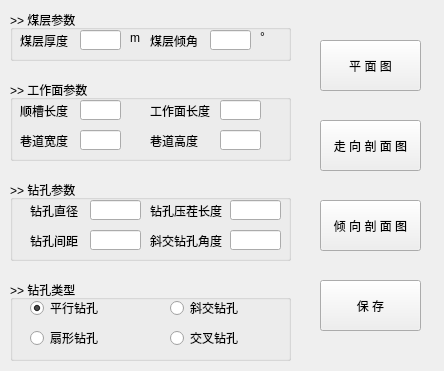
Qt form python/cbm/uifiles/gas_design_p2_3_dlg.ui (wyrover/cbm) before a commit.
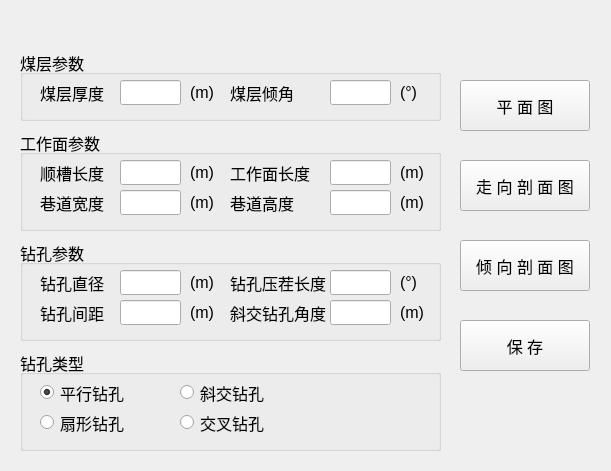
The same form after that commit. Icons and pictures are not drawn.

```diff
--- a/python/cbm/uifiles/gas_design_p2_3_dlg.ui
+++ b/python/cbm/uifiles/gas_design_p2_3_dlg.ui
@@ -6,8 +6,8 @@
    <rect>
     <x>0</x>
     <y>0</y>
-    <width>444</width>
-    <height>371</height>
+    <width>611</width>
+    <height>471</height>
    </rect>
   </property>
   <property name="windowTitle">
@@ -17,76 +17,301 @@
    <iconset resource="../usecad.qrc">
     <normaloff>:/images/cbm.ico</normaloff>:/images/cbm.ico</iconset>
   </property>
-  <widget class="QPushButton" name="dip_graph">
+  <widget class="QWidget" name="widget_main" native="true">
    <property name="geometry">
     <rect>
-     <x>320</x>
-     <y>200</y>
-     <width>101</width>
+     <x>0</x>
+     <y>30</y>
+     <width>611</width>
+     <height>441</height>
+    </rect>
+   </property>
+   <widget class="QPushButton" name="plane_graph">
+    <property name="geometry">
+     <rect>
+      <x>460</x>
+      <y>50</y>
+      <width>130</width>
      <height>51</height>
     </rect>
    </property>
+    <property name="font">
+     <font>
+      <pointsize>12</pointsize>
+     </font>
+    </property>
    <property name="text">
-    <string>倾 向 剖 面 图</string>
-   </property>
-  </widget>
-  <widget class="QPushButton" name="save">
+     <string>平 面 图</string>
+    </property>
+   </widget>
+   <widget class="QGroupBox" name="groupBox_3">
    <property name="geometry">
     <rect>
-     <x>320</x>
-     <y>280</y>
-     <width>101</width>
-     <height>51</height>
-    </rect>
-   </property>
+      <x>20</x>
+      <y>210</y>
+      <width>421</width>
+      <height>101</height>
+     </rect>
+    </property>
+    <property name="font">
+     <font>
+      <pointsize>12</pointsize>
+     </font>
+    </property>
+    <property name="title">
+     <string>钻孔参数</string>
+    </property>
+    <widget class="QLineEdit" name="pore_gap">
+     <property name="geometry">
+      <rect>
+       <x>100</x>
+       <y>60</y>
+       <width>61</width>
+       <height>25</height>
+      </rect>
+     </property>
+     <property name="font">
+      <font>
+       <pointsize>12</pointsize>
+      </font>
+     </property>
+    </widget>
+    <widget class="QLabel" name="label_15">
+     <property name="geometry">
+      <rect>
+       <x>20</x>
+       <y>60</y>
+       <width>81</width>
+       <height>25</height>
+      </rect>
+     </property>
+     <property name="font">
+      <font>
+       <pointsize>12</pointsize>
+      </font>
+     </property>
    <property name="text">
-    <string>保 存</string>
-   </property>
-  </widget>
-  <widget class="QPushButton" name="head_graph">
+      <string>钻孔间距</string>
+     </property>
+    </widget>
+    <widget class="QLineEdit" name="dp">
    <property name="geometry">
     <rect>
-     <x>320</x>
-     <y>120</y>
+       <x>100</x>
+       <y>30</y>
+       <width>61</width>
+       <height>25</height>
+      </rect>
+     </property>
+     <property name="font">
+      <font>
+       <pointsize>12</pointsize>
+      </font>
+     </property>
+    </widget>
+    <widget class="QLabel" name="label_17">
+     <property name="geometry">
+      <rect>
+       <x>20</x>
+       <y>30</y>
+       <width>81</width>
+       <height>25</height>
+      </rect>
+     </property>
+     <property name="font">
+      <font>
+       <pointsize>12</pointsize>
+      </font>
+     </property>
+     <property name="text">
+      <string>钻孔直径</string>
+     </property>
+    </widget>
+    <widget class="QLabel" name="label_21">
+     <property name="geometry">
+      <rect>
+       <x>210</x>
+       <y>60</y>
      <width>101</width>
-     <height>51</height>
-    </rect>
-   </property>
+       <height>25</height>
+      </rect>
+     </property>
+     <property name="font">
+      <font>
+       <pointsize>12</pointsize>
+      </font>
+     </property>
    <property name="text">
-    <string>走 向 剖 面 图</string>
-   </property>
+      <string>斜交钻孔角度</string>
+     </property>
+    </widget>
+    <widget class="QLineEdit" name="pore_angle">
+     <property name="geometry">
+      <rect>
+       <x>310</x>
+       <y>60</y>
+       <width>61</width>
+       <height>25</height>
+      </rect>
+     </property>
+     <property name="font">
+      <font>
+       <pointsize>12</pointsize>
+      </font>
+     </property>
+    </widget>
+    <widget class="QLabel" name="label_22">
+     <property name="geometry">
+      <rect>
+       <x>210</x>
+       <y>30</y>
+       <width>111</width>
+       <height>25</height>
+      </rect>
+     </property>
+     <property name="font">
+      <font>
+       <pointsize>12</pointsize>
+      </font>
+     </property>
+     <property name="text">
+      <string>钻孔压茬长度</string>
+     </property>
+    </widget>
+    <widget class="QLineEdit" name="pore_stubble">
+     <property name="geometry">
+      <rect>
+       <x>310</x>
+       <y>30</y>
+       <width>61</width>
+       <height>25</height>
+      </rect>
+     </property>
+     <property name="font">
+      <font>
+       <pointsize>12</pointsize>
+      </font>
+     </property>
+    </widget>
+    <widget class="QLabel" name="label_19">
+     <property name="geometry">
+      <rect>
+       <x>380</x>
+       <y>30</y>
+       <width>31</width>
+       <height>25</height>
+      </rect>
+     </property>
+     <property name="font">
+      <font>
+       <pointsize>12</pointsize>
+      </font>
+     </property>
+     <property name="text">
+      <string>&lt;html&gt;&lt;head/&gt;&lt;body&gt;&lt;p&gt;(°)&lt;/p&gt;&lt;/body&gt;&lt;/html&gt;</string>
+     </property>
+    </widget>
+    <widget class="QLabel" name="label_18">
+     <property name="geometry">
+      <rect>
+       <x>170</x>
+       <y>30</y>
+       <width>31</width>
+       <height>25</height>
+      </rect>
+     </property>
+     <property name="font">
+      <font>
+       <pointsize>12</pointsize>
+      </font>
+     </property>
+     <property name="text">
+      <string>&lt;html&gt;&lt;head/&gt;&lt;body&gt;&lt;p&gt;(m)&lt;/p&gt;&lt;/body&gt;&lt;/html&gt;</string>
+     </property>
+    </widget>
+    <widget class="QLabel" name="label_20">
+     <property name="geometry">
+      <rect>
+       <x>170</x>
+       <y>60</y>
+       <width>31</width>
+       <height>25</height>
+      </rect>
+     </property>
+     <property name="font">
+      <font>
+       <pointsize>12</pointsize>
+      </font>
+     </property>
+     <property name="text">
+      <string>&lt;html&gt;&lt;head/&gt;&lt;body&gt;&lt;p&gt;(m)&lt;/p&gt;&lt;/body&gt;&lt;/html&gt;</string>
+     </property>
+    </widget>
+    <widget class="QLabel" name="label_23">
+     <property name="geometry">
+      <rect>
+       <x>380</x>
+       <y>60</y>
+       <width>31</width>
+       <height>25</height>
+      </rect>
+     </property>
+     <property name="font">
+      <font>
+       <pointsize>12</pointsize>
+      </font>
+     </property>
+     <property name="text">
+      <string>&lt;html&gt;&lt;head/&gt;&lt;body&gt;&lt;p&gt;(m)&lt;/p&gt;&lt;/body&gt;&lt;/html&gt;</string>
+     </property>
+    </widget>
   </widget>
   <widget class="QGroupBox" name="groupBox">
    <property name="geometry">
     <rect>
-     <x>10</x>
-     <y>10</y>
-     <width>281</width>
-     <height>51</height>
-    </rect>
-   </property>
+      <x>20</x>
+      <y>20</y>
+      <width>421</width>
+      <height>71</height>
+     </rect>
+    </property>
+    <property name="font">
+     <font>
+      <pointsize>12</pointsize>
+     </font>
+    </property>
    <property name="title">
-    <string>&gt;&gt; 煤层参数</string>
+     <string>煤层参数</string>
    </property>
    <widget class="QLineEdit" name="dip_angle">
     <property name="geometry">
      <rect>
-      <x>200</x>
-      <y>20</y>
-      <width>41</width>
-      <height>20</height>
-     </rect>
-    </property>
+       <x>310</x>
+       <y>30</y>
+       <width>61</width>
+       <height>25</height>
+      </rect>
+     </property>
+     <property name="font">
+      <font>
+       <pointsize>12</pointsize>
+      </font>
+     </property>
    </widget>
    <widget class="QLabel" name="label_10">
     <property name="geometry">
      <rect>
-      <x>140</x>
-      <y>20</y>
-      <width>51</width>
-      <height>21</height>
-     </rect>
-    </property>
+       <x>210</x>
+       <y>30</y>
+       <width>81</width>
+       <height>25</height>
+      </rect>
+     </property>
+     <property name="font">
+      <font>
+       <pointsize>12</pointsize>
+      </font>
+     </property>
     <property name="text">
      <string>煤层倾角</string>
     </property>
@@ -94,97 +319,155 @@
    <widget class="QLineEdit" name="thick">
     <property name="geometry">
      <rect>
-      <x>70</x>
-      <y>20</y>
-      <width>41</width>
-      <height>20</height>
-     </rect>
-    </property>
+       <x>100</x>
+       <y>30</y>
+       <width>61</width>
+       <height>25</height>
+      </rect>
+     </property>
+     <property name="font">
+      <font>
+       <pointsize>12</pointsize>
+      </font>
+     </property>
    </widget>
    <widget class="QLabel" name="label_7">
     <property name="geometry">
      <rect>
-      <x>120</x>
-      <y>20</y>
-      <width>16</width>
-      <height>16</height>
-     </rect>
-    </property>
+       <x>170</x>
+       <y>30</y>
+       <width>31</width>
+       <height>25</height>
+      </rect>
+     </property>
+     <property name="font">
+      <font>
+       <pointsize>12</pointsize>
+      </font>
+     </property>
     <property name="text">
-     <string>&lt;html&gt;&lt;head/&gt;&lt;body&gt;&lt;p&gt;m&lt;/p&gt;&lt;/body&gt;&lt;/html&gt;</string>
+      <string>&lt;html&gt;&lt;head/&gt;&lt;body&gt;&lt;p&gt;(m)&lt;/p&gt;&lt;/body&gt;&lt;/html&gt;</string>
     </property>
    </widget>
    <widget class="QLabel" name="label_9">
     <property name="geometry">
      <rect>
-      <x>250</x>
-      <y>20</y>
-      <width>12</width>
-      <height>14</height>
-     </rect>
-    </property>
+       <x>380</x>
+       <y>30</y>
+       <width>31</width>
+       <height>25</height>
+      </rect>
+     </property>
+     <property name="font">
+      <font>
+       <pointsize>12</pointsize>
+      </font>
+     </property>
     <property name="text">
-     <string>&lt;html&gt;&lt;head/&gt;&lt;body&gt;&lt;p&gt;°&lt;/p&gt;&lt;/body&gt;&lt;/html&gt;</string>
+      <string>&lt;html&gt;&lt;head/&gt;&lt;body&gt;&lt;p&gt;(°)&lt;/p&gt;&lt;/body&gt;&lt;/html&gt;</string>
     </property>
    </widget>
    <widget class="QLabel" name="label_6">
     <property name="geometry">
      <rect>
-      <x>10</x>
-      <y>20</y>
-      <width>51</width>
-      <height>21</height>
-     </rect>
-    </property>
+       <x>20</x>
+       <y>30</y>
+       <width>81</width>
+       <height>25</height>
+      </rect>
+     </property>
+     <property name="font">
+      <font>
+       <pointsize>12</pointsize>
+      </font>
+     </property>
     <property name="text">
      <string>煤层厚度</string>
     </property>
    </widget>
   </widget>
-  <widget class="QPushButton" name="plane_graph">
+   <widget class="QPushButton" name="save">
    <property name="geometry">
     <rect>
-     <x>320</x>
-     <y>40</y>
-     <width>101</width>
+      <x>460</x>
+      <y>290</y>
+      <width>130</width>
      <height>51</height>
     </rect>
    </property>
+    <property name="font">
+     <font>
+      <pointsize>12</pointsize>
+     </font>
+    </property>
    <property name="text">
-    <string>平 面 图</string>
+     <string>保 存</string>
+    </property>
+   </widget>
+   <widget class="QPushButton" name="dip_graph">
+    <property name="geometry">
+     <rect>
+      <x>460</x>
+      <y>210</y>
+      <width>130</width>
+      <height>51</height>
+     </rect>
+    </property>
+    <property name="font">
+     <font>
+      <pointsize>12</pointsize>
+     </font>
+    </property>
+    <property name="text">
+     <string>倾 向 剖 面 图</string>
    </property>
   </widget>
   <widget class="QGroupBox" name="groupBox_2">
    <property name="geometry">
     <rect>
-     <x>10</x>
-     <y>80</y>
-     <width>281</width>
-     <height>81</height>
-    </rect>
-   </property>
+      <x>20</x>
+      <y>100</y>
+      <width>421</width>
+      <height>101</height>
+     </rect>
+    </property>
+    <property name="font">
+     <font>
+      <pointsize>12</pointsize>
+     </font>
+    </property>
    <property name="title">
-    <string>&gt;&gt; 工作面参数</string>
-   </property>
-   <widget class="QLineEdit" name="L2">
+     <string>工作面参数</string>
+    </property>
+    <widget class="QLineEdit" name="l2">
     <property name="geometry">
      <rect>
-      <x>210</x>
-      <y>20</y>
-      <width>41</width>
-      <height>20</height>
-     </rect>
-    </property>
+       <x>310</x>
+       <y>30</y>
+       <width>61</width>
+       <height>25</height>
+      </rect>
+     </property>
+     <property name="font">
+      <font>
+       <pointsize>12</pointsize>
+      </font>
+     </property>
    </widget>
    <widget class="QLabel" name="label_11">
     <property name="geometry">
      <rect>
-      <x>140</x>
-      <y>20</y>
-      <width>61</width>
-      <height>21</height>
-     </rect>
-    </property>
+       <x>210</x>
+       <y>30</y>
+       <width>81</width>
+       <height>25</height>
+      </rect>
+     </property>
+     <property name="font">
+      <font>
+       <pointsize>12</pointsize>
+      </font>
+     </property>
     <property name="text">
      <string>工作面长度</string>
     </property>
@@ -192,22 +475,32 @@
    <widget class="QLineEdit" name="L1">
     <property name="geometry">
      <rect>
-      <x>70</x>
-      <y>20</y>
-      <width>41</width>
-      <height>20</height>
-     </rect>
-    </property>
+       <x>100</x>
+       <y>30</y>
+       <width>61</width>
+       <height>25</height>
+      </rect>
+     </property>
+     <property name="font">
+      <font>
+       <pointsize>12</pointsize>
+      </font>
+     </property>
    </widget>
    <widget class="QLabel" name="label_13">
     <property name="geometry">
      <rect>
-      <x>10</x>
-      <y>20</y>
-      <width>51</width>
-      <height>21</height>
-     </rect>
-    </property>
+       <x>20</x>
+       <y>30</y>
+       <width>81</width>
+       <height>25</height>
+      </rect>
+     </property>
+     <property name="font">
+      <font>
+       <pointsize>12</pointsize>
+      </font>
+     </property>
     <property name="text">
      <string>顺槽长度</string>
     </property>
@@ -215,22 +508,32 @@
    <widget class="QLineEdit" name="h">
     <property name="geometry">
      <rect>
-      <x>210</x>
-      <y>50</y>
-      <width>41</width>
-      <height>20</height>
-     </rect>
-    </property>
+       <x>310</x>
+       <y>60</y>
+       <width>61</width>
+       <height>25</height>
+      </rect>
+     </property>
+     <property name="font">
+      <font>
+       <pointsize>12</pointsize>
+      </font>
+     </property>
    </widget>
    <widget class="QLabel" name="label_14">
     <property name="geometry">
      <rect>
-      <x>10</x>
-      <y>50</y>
-      <width>51</width>
-      <height>21</height>
-     </rect>
-    </property>
+       <x>20</x>
+       <y>60</y>
+       <width>81</width>
+       <height>25</height>
+      </rect>
+     </property>
+     <property name="font">
+      <font>
+       <pointsize>12</pointsize>
+      </font>
+     </property>
     <property name="text">
      <string>巷道宽度</string>
     </property>
@@ -238,12 +541,17 @@
    <widget class="QLabel" name="label_12">
     <property name="geometry">
      <rect>
-      <x>140</x>
-      <y>50</y>
-      <width>61</width>
-      <height>21</height>
-     </rect>
-    </property>
+       <x>210</x>
+       <y>60</y>
+       <width>71</width>
+       <height>25</height>
+      </rect>
+     </property>
+     <property name="font">
+      <font>
+       <pointsize>12</pointsize>
+      </font>
+     </property>
     <property name="text">
      <string>巷道高度</string>
     </property>
@@ -251,140 +559,140 @@
    <widget class="QLineEdit" name="w">
     <property name="geometry">
      <rect>
-      <x>70</x>
-      <y>50</y>
-      <width>41</width>
-      <height>20</height>
-     </rect>
-    </property>
-   </widget>
-  </widget>
-  <widget class="QGroupBox" name="groupBox_3">
-   <property name="geometry">
-    <rect>
-     <x>10</x>
-     <y>180</y>
-     <width>281</width>
-     <height>81</height>
-    </rect>
-   </property>
-   <property name="title">
-    <string>&gt;&gt; 钻孔参数</string>
-   </property>
-   <widget class="QLineEdit" name="pore_gap">
-    <property name="geometry">
-     <rect>
-      <x>80</x>
-      <y>50</y>
-      <width>51</width>
-      <height>20</height>
-     </rect>
-    </property>
-   </widget>
-   <widget class="QLabel" name="label_15">
-    <property name="geometry">
-     <rect>
-      <x>20</x>
-      <y>50</y>
+       <x>100</x>
+       <y>60</y>
       <width>61</width>
-      <height>21</height>
-     </rect>
-    </property>
-    <property name="text">
-     <string>钻孔间距</string>
-    </property>
-   </widget>
-   <widget class="QLineEdit" name="Dp">
+       <height>25</height>
+      </rect>
+     </property>
+     <property name="font">
+      <font>
+       <pointsize>12</pointsize>
+      </font>
+     </property>
+    </widget>
+    <widget class="QLabel" name="label_8">
     <property name="geometry">
      <rect>
-      <x>80</x>
-      <y>20</y>
-      <width>51</width>
-      <height>20</height>
-     </rect>
-    </property>
-   </widget>
-   <widget class="QLabel" name="label_17">
-    <property name="geometry">
-     <rect>
-      <x>20</x>
-      <y>20</y>
-      <width>51</width>
-      <height>21</height>
-     </rect>
+       <x>170</x>
+       <y>30</y>
+       <width>31</width>
+       <height>25</height>
+      </rect>
+     </property>
+     <property name="font">
+      <font>
+       <pointsize>12</pointsize>
+      </font>
     </property>
     <property name="text">
-     <string>钻孔直径</string>
-    </property>
-   </widget>
-   <widget class="QLabel" name="label_21">
+      <string>&lt;html&gt;&lt;head/&gt;&lt;body&gt;&lt;p&gt;(m)&lt;/p&gt;&lt;/body&gt;&lt;/html&gt;</string>
+     </property>
+    </widget>
+    <widget class="QLabel" name="label_16">
     <property name="geometry">
      <rect>
-      <x>140</x>
-      <y>50</y>
-      <width>81</width>
-      <height>21</height>
-     </rect>
-    </property>
+       <x>170</x>
+       <y>60</y>
+       <width>31</width>
+       <height>25</height>
+      </rect>
+     </property>
+     <property name="font">
+      <font>
+       <pointsize>12</pointsize>
+      </font>
+     </property>
     <property name="text">
-     <string>斜交钻孔角度</string>
-    </property>
-   </widget>
-   <widget class="QLineEdit" name="pore_angle">
+      <string>&lt;html&gt;&lt;head/&gt;&lt;body&gt;&lt;p&gt;(m)&lt;/p&gt;&lt;/body&gt;&lt;/html&gt;</string>
+     </property>
+    </widget>
+    <widget class="QLabel" name="label_24">
     <property name="geometry">
      <rect>
-      <x>220</x>
-      <y>50</y>
-      <width>51</width>
-      <height>20</height>
-     </rect>
-    </property>
-   </widget>
-   <widget class="QLabel" name="label_22">
+       <x>380</x>
+       <y>60</y>
+       <width>31</width>
+       <height>25</height>
+      </rect>
+     </property>
+     <property name="font">
+      <font>
+       <pointsize>12</pointsize>
+      </font>
+     </property>
+     <property name="text">
+      <string>&lt;html&gt;&lt;head/&gt;&lt;body&gt;&lt;p&gt;(m)&lt;/p&gt;&lt;/body&gt;&lt;/html&gt;</string>
+     </property>
+    </widget>
+    <widget class="QLabel" name="label_25">
     <property name="geometry">
      <rect>
-      <x>140</x>
-      <y>20</y>
-      <width>81</width>
-      <height>21</height>
-     </rect>
-    </property>
+       <x>380</x>
+       <y>30</y>
+       <width>31</width>
+       <height>25</height>
+      </rect>
+     </property>
+     <property name="font">
+      <font>
+       <pointsize>12</pointsize>
+      </font>
+     </property>
     <property name="text">
-     <string>钻孔压茬长度</string>
-    </property>
-   </widget>
-   <widget class="QLineEdit" name="pore_stubble">
+      <string>&lt;html&gt;&lt;head/&gt;&lt;body&gt;&lt;p&gt;(m)&lt;/p&gt;&lt;/body&gt;&lt;/html&gt;</string>
+     </property>
+    </widget>
+   </widget>
+   <widget class="QPushButton" name="head_graph">
     <property name="geometry">
      <rect>
-      <x>220</x>
-      <y>20</y>
-      <width>51</width>
-      <height>20</height>
+      <x>460</x>
+      <y>130</y>
+      <width>130</width>
+      <height>51</height>
      </rect>
     </property>
-   </widget>
+    <property name="font">
+     <font>
+      <pointsize>12</pointsize>
+     </font>
+    </property>
+    <property name="text">
+     <string>走 向 剖 面 图</string>
+    </property>
   </widget>
   <widget class="QGroupBox" name="groupBox_4">
    <property name="geometry">
     <rect>
-     <x>10</x>
-     <y>280</y>
-     <width>281</width>
-     <height>81</height>
-    </rect>
-   </property>
+      <x>20</x>
+      <y>320</y>
+      <width>421</width>
+      <height>101</height>
+     </rect>
+    </property>
+    <property name="font">
+     <font>
+      <pointsize>12</pointsize>
+     </font>
+    </property>
    <property name="title">
-    <string>&gt;&gt; 钻孔类型</string>
+     <string>钻孔类型</string>
    </property>
    <widget class="QRadioButton" name="pore_type_4">
     <property name="geometry">
      <rect>
       <x>160</x>
-      <y>50</y>
+       <y>60</y>
       <width>89</width>
-      <height>16</height>
-     </rect>
-    </property>
+       <height>25</height>
+      </rect>
+     </property>
+     <property name="font">
+      <font>
+       <pointsize>12</pointsize>
+      </font>
+     </property>
     <property name="text">
      <string>交叉钻孔</string>
     </property>
@@ -393,11 +701,16 @@
     <property name="geometry">
      <rect>
       <x>20</x>
-      <y>20</y>
+       <y>30</y>
       <width>89</width>
-      <height>16</height>
-     </rect>
-    </property>
+       <height>25</height>
+      </rect>
+     </property>
+     <property name="font">
+      <font>
+       <pointsize>12</pointsize>
+      </font>
+     </property>
     <property name="text">
      <string>平行钻孔</string>
     </property>
@@ -409,11 +722,16 @@
     <property name="geometry">
      <rect>
       <x>20</x>
-      <y>50</y>
+       <y>60</y>
       <width>89</width>
-      <height>16</height>
-     </rect>
-    </property>
+       <height>25</height>
+      </rect>
+     </property>
+     <property name="font">
+      <font>
+       <pointsize>12</pointsize>
+      </font>
+     </property>
     <property name="text">
      <string>扇形钻孔</string>
     </property>
@@ -422,17 +740,135 @@
     <property name="geometry">
      <rect>
       <x>160</x>
-      <y>20</y>
+       <y>30</y>
       <width>89</width>
-      <height>16</height>
-     </rect>
-    </property>
+       <height>25</height>
+      </rect>
+     </property>
+     <property name="font">
+      <font>
+       <pointsize>12</pointsize>
+      </font>
+     </property>
     <property name="text">
      <string>斜交钻孔</string>
     </property>
    </widget>
   </widget>
  </widget>
+  <widget class="QWidget" name="widget_title" native="true">
+   <property name="geometry">
+    <rect>
+     <x>0</x>
+     <y>0</y>
+     <width>611</width>
+     <height>31</height>
+    </rect>
+   </property>
+   <widget class="QLabel" name="lab_Ico">
+    <property name="geometry">
+     <rect>
+      <x>0</x>
+      <y>0</y>
+      <width>31</width>
+      <height>31</height>
+     </rect>
+    </property>
+    <property name="sizePolicy">
+     <sizepolicy hsizetype="Minimum" vsizetype="Preferred">
+      <horstretch>0</horstretch>
+      <verstretch>0</verstretch>
+     </sizepolicy>
+    </property>
+    <property name="minimumSize">
+     <size>
+      <width>30</width>
+      <height>0</height>
+     </size>
+    </property>
+    <property name="text">
+     <string>&lt;!DOCTYPE HTML PUBLIC &quot;-//W3C//DTD HTML 4.0//EN&quot; &quot;http://www.w3.org/TR/REC-html40/strict.dtd&quot;&gt;
+&lt;html&gt;&lt;head&gt;&lt;meta name=&quot;qrichtext&quot; content=&quot;1&quot; /&gt;&lt;style type=&quot;text/css&quot;&gt;
+p, li { white-space: pre-wrap; }
+&lt;/style&gt;&lt;/head&gt;&lt;body style=&quot; font-family:'SimSun'; font-size:9pt; font-weight:400; font-style:normal;&quot;&gt;
+&lt;p style=&quot;-qt-paragraph-type:empty; margin-top:0px; margin-bottom:0px; margin-left:0px; margin-right:0px; -qt-block-indent:0; text-indent:0px;&quot;&gt;&lt;br /&gt;&lt;/p&gt;&lt;/body&gt;&lt;/html&gt;</string>
+    </property>
+    <property name="alignment">
+     <set>Qt::AlignCenter</set>
+    </property>
+   </widget>
+   <widget class="QLabel" name="lab_Title">
+    <property name="geometry">
+     <rect>
+      <x>40</x>
+      <y>0</y>
+      <width>521</width>
+      <height>31</height>
+     </rect>
+    </property>
+    <property name="sizePolicy">
+     <sizepolicy hsizetype="Expanding" vsizetype="Preferred">
+      <horstretch>0</horstretch>
+      <verstretch>0</verstretch>
+     </sizepolicy>
+    </property>
+    <property name="styleSheet">
+     <string notr="true">font: 10pt &quot;微软雅黑&quot;;</string>
+    </property>
+    <property name="text">
+     <string/>
+    </property>
+    <property name="alignment">
+     <set>Qt::AlignLeading|Qt::AlignLeft|Qt::AlignVCenter</set>
+    </property>
+   </widget>
+   <widget class="QPushButton" name="btnMenu_Close">
+    <property name="geometry">
+     <rect>
+      <x>570</x>
+      <y>0</y>
+      <width>41</width>
+      <height>31</height>
+     </rect>
+    </property>
+    <property name="sizePolicy">
+     <sizepolicy hsizetype="Minimum" vsizetype="Expanding">
+      <horstretch>0</horstretch>
+      <verstretch>0</verstretch>
+     </sizepolicy>
+    </property>
+    <property name="minimumSize">
+     <size>
+      <width>40</width>
+      <height>0</height>
+     </size>
+    </property>
+    <property name="font">
+     <font>
+      <pointsize>12</pointsize>
+     </font>
+    </property>
+    <property name="cursor">
+     <cursorShape>ArrowCursor</cursorShape>
+    </property>
+    <property name="focusPolicy">
+     <enum>Qt::NoFocus</enum>
+    </property>
+    <property name="text">
+     <string/>
+    </property>
+    <property name="iconSize">
+     <size>
+      <width>32</width>
+      <height>32</height>
+     </size>
+    </property>
+    <property name="flat">
+     <bool>true</bool>
+    </property>
+   </widget>
+  </widget>
+ </widget>
  <tabstops>
   <tabstop>thick</tabstop>
   <tabstop>dip_angle</tabstop>
```
Left out of the diff: 8 changed lines with no effect on the pictures. Lines whose indentation alone changed are shown as unchanged.
